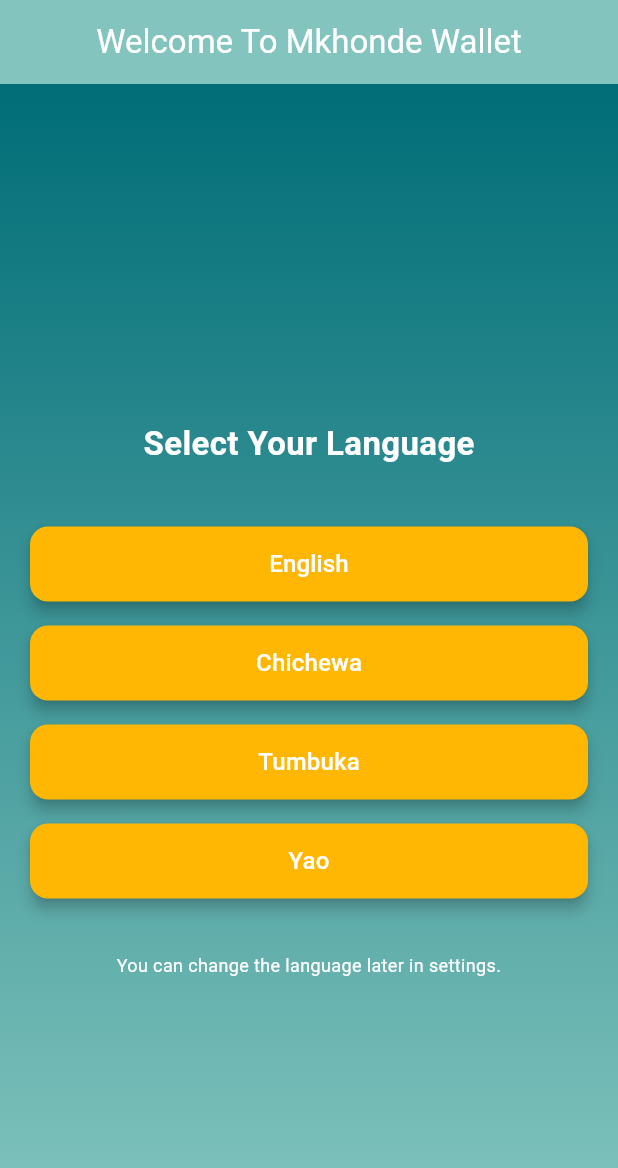
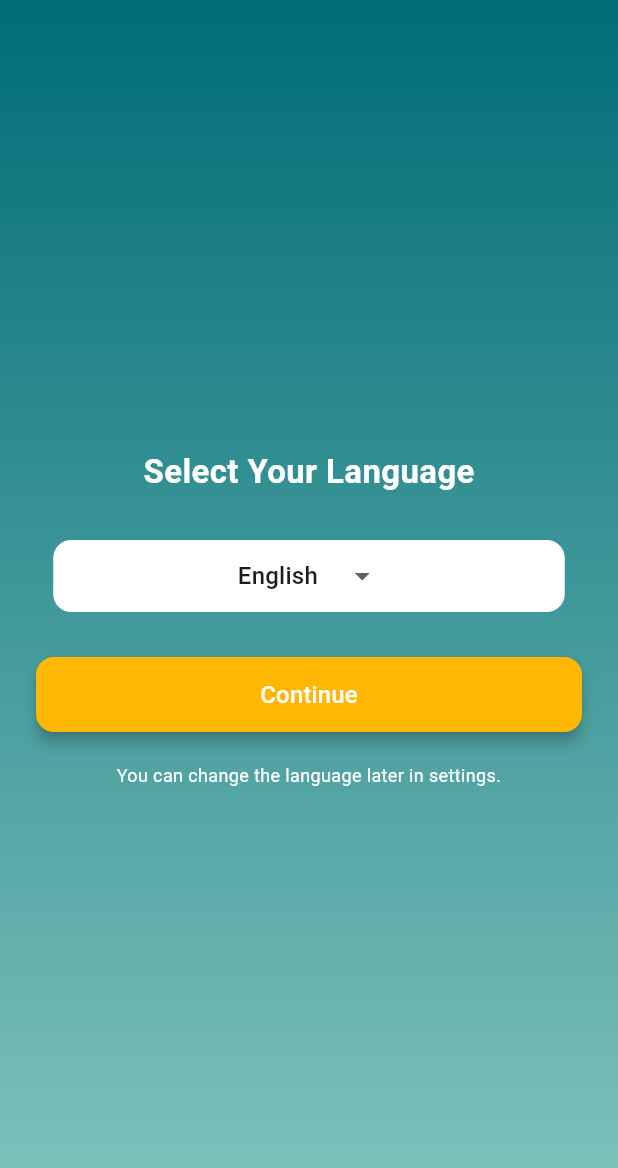
Before and after one commit to MarronMw/mkhonde_app, a Flutter app: the screen it shows after launch, on a phone screen of 412 x 824 dp. Shown: the top 1168 px of the screen. Run offline on Flutter 3.47's test engine with Material 3 defaults, Android fonts, the phone set to English and light mode, and no system bars; our stand-ins replace font_awesome_flutter.

Commit message:
updated lang screen

```diff
--- a/mkhonde_ui/lib/screens/language_selection/language_screen.dart
+++ b/mkhonde_ui/lib/screens/language_selection/language_screen.dart
@@ -1,19 +1,19 @@
 import 'package:flutter/material.dart';
 
-class LanguageScreen extends StatelessWidget {
+class LanguageScreen extends StatefulWidget {
   const LanguageScreen({super.key});
+
+  @override
+  State<LanguageScreen> createState() => _LanguageScreenState();
+}
+
+class _LanguageScreenState extends State<LanguageScreen> {
+  final List<String> _languages = ['English', 'Chichewa', 'Tumbuka', 'Yao'];
+  String _selectedLanguage = 'English';
 
   @override
   Widget build(BuildContext context) {
     return Scaffold(
-      appBar: AppBar(
-        centerTitle: true,
-        title: Text('Welcome To Mkhonde Wallet',
-        style: TextStyle(
-            color: Colors.white,
-        ),),
-        backgroundColor: const Color(0xFF83C5BE),
-      ),
       body: Container(
         width: double.infinity,
         height: double.infinity,
@@ -26,20 +26,11 @@ class LanguageScreen extends StatelessWidget {
         ),
         child: Center(
           child: Container(
-            // width: 400,
-            // padding: const EdgeInsets.symmetric(vertical: 60, horizontal: 20),
-            decoration: BoxDecoration(
-              color: Colors.white.withOpacity(0.0), // transparent for visual clarity
-              // borderRadius: BorderRadius.circular(16),
-              boxShadow: [
+            padding: const EdgeInsets.symmetric(horizontal: 24, vertical: 40),
 
-              ],
-            ),
             child: Column(
               mainAxisSize: MainAxisSize.min,
               children: [
-                const SizedBox(height: 12),
-                const SizedBox(height: 40),
                 const Text(
                   'Select Your Language',
                   style: TextStyle(
@@ -48,13 +39,34 @@ class LanguageScreen extends StatelessWidget {
                     fontWeight: FontWeight.w600,
                   ),
                 ),
-                const SizedBox(height: 40),
-                Column(
-                  children: ['English', 'Chichewa', 'Tumbuka', 'Yao']
+                const SizedBox(height: 30),
+                Container(
+                  padding: const EdgeInsets.symmetric(horizontal: 123),
+                  decoration: BoxDecoration(
+                    color: Colors.white,
+                    borderRadius: BorderRadius.circular(12),
+                  ),
+                  child: DropdownButtonHideUnderline(
+                    child: DropdownButton<String>(
+                      value: _selectedLanguage,
+                      items: _languages
                           .map(
-                        (lang) => Padding(
-                      padding: const EdgeInsets.only(bottom: 16, left: 20, right: 20),
-                      child: ElevatedButton(
+                            (lang) => DropdownMenuItem<String>(
+                          value: lang,
+                          child: Text(lang),
+                        ),
+                      )
+                          .toList(),
+                      onChanged: (value) {
+                        setState(() {
+                          _selectedLanguage = value!;
+                        });
+                      },
+                    ),
+                  ),
+                ),
+                const SizedBox(height: 30),
+                ElevatedButton(
                   style: ElevatedButton.styleFrom(
                     backgroundColor: const Color(0xFFFFB703),
                     foregroundColor: Colors.white,
@@ -67,14 +79,10 @@ class LanguageScreen extends StatelessWidget {
                   onPressed: () {
                     Navigator.pushReplacementNamed(context, '/group');
                   },
-                        child: Text(
-                          lang,
-                          style: const TextStyle(fontSize: 16),
+                  child: const Text(
+                    'Continue',
+                    style: TextStyle(fontSize: 16),
                   ),
-                      ),
-                    ),
-                  )
-                      .toList(),
                 ),
                 const SizedBox(height: 20),
                 const Text(
```
Lines whose indentation alone changed are shown as unchanged.
